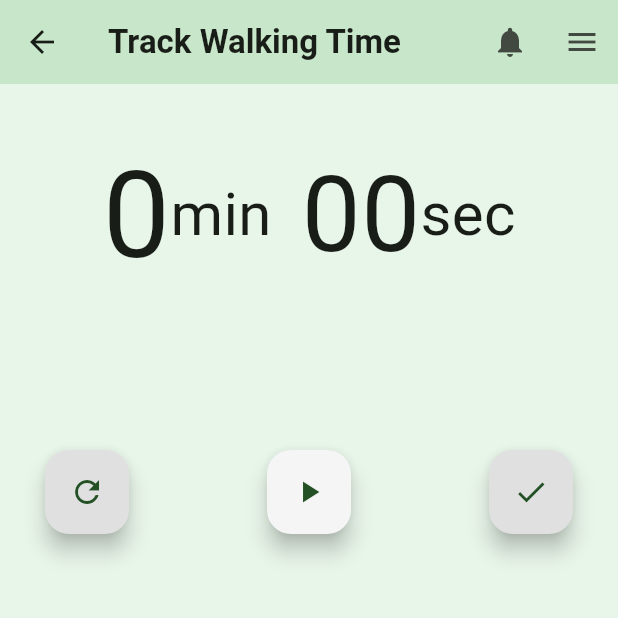
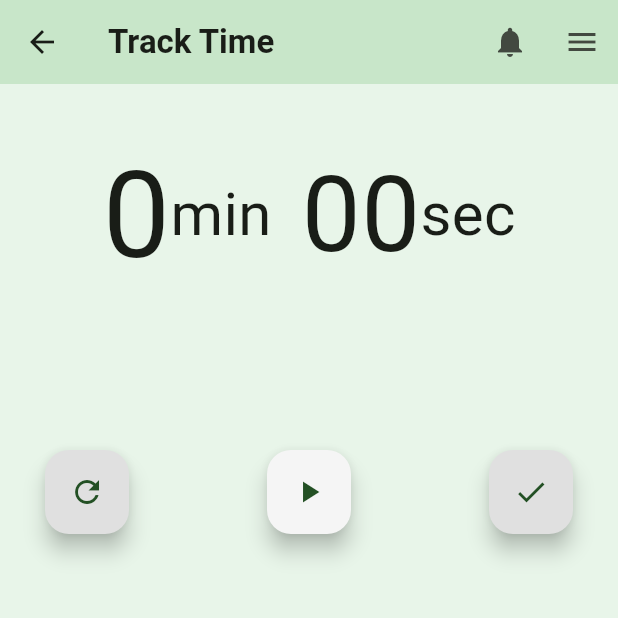
Before and after one commit to AngieEJJ/flutter-fit-steps, a Flutter app: the StopwatchScreen screen opened by its route, on a phone screen of 412 x 824 dp, the top half of it. Run offline on Flutter 3.47's test engine with Material 3 defaults, Android fonts, the phone set to English and light mode, and no system bars; our stand-ins replace go_router.

Commit message:
textoverflow 해결

```diff
--- a/lib/view/stopwatch_screen.dart
+++ b/lib/view/stopwatch_screen.dart
@@ -66,7 +66,7 @@ class _StopWatchScreenState extends State<StopwatchScreen> {
           icon: const Icon(Icons.arrow_back_outlined),
         ),
         backgroundColor: Colors.green[100],
-        title: const Text('Track Walking Time',
+        title: const Text('Track Time',
             style: TextStyle(fontWeight: FontWeight.bold)),
         actions: [
           IconButton(onPressed: () {}, icon: const Icon(Icons.notifications)),
```
